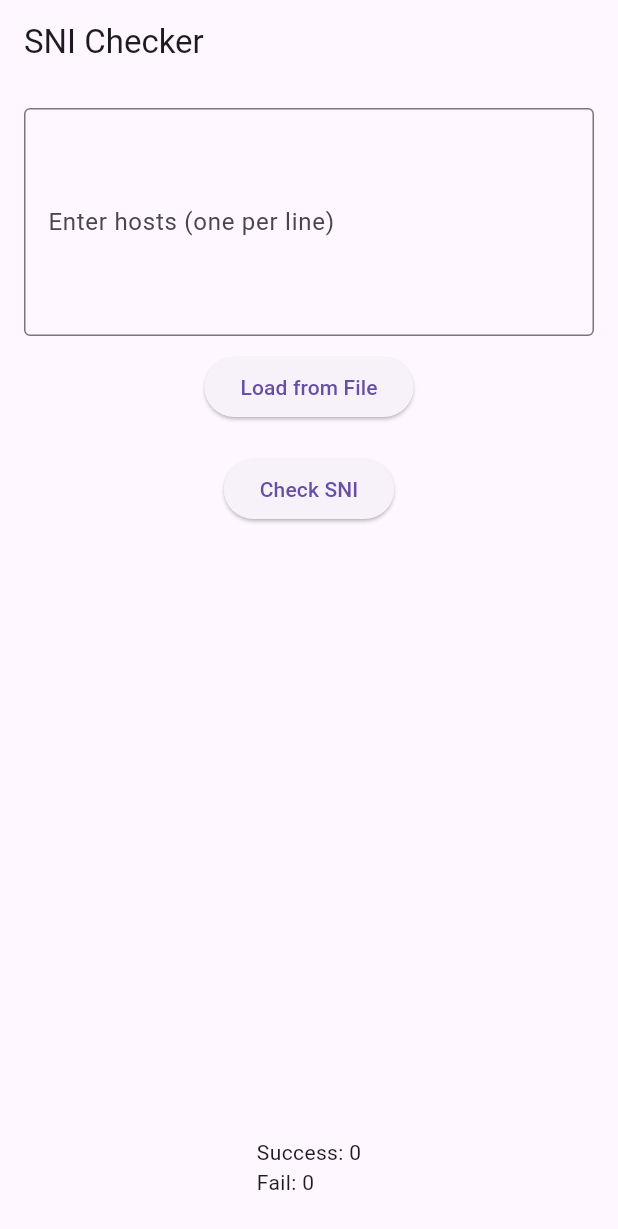
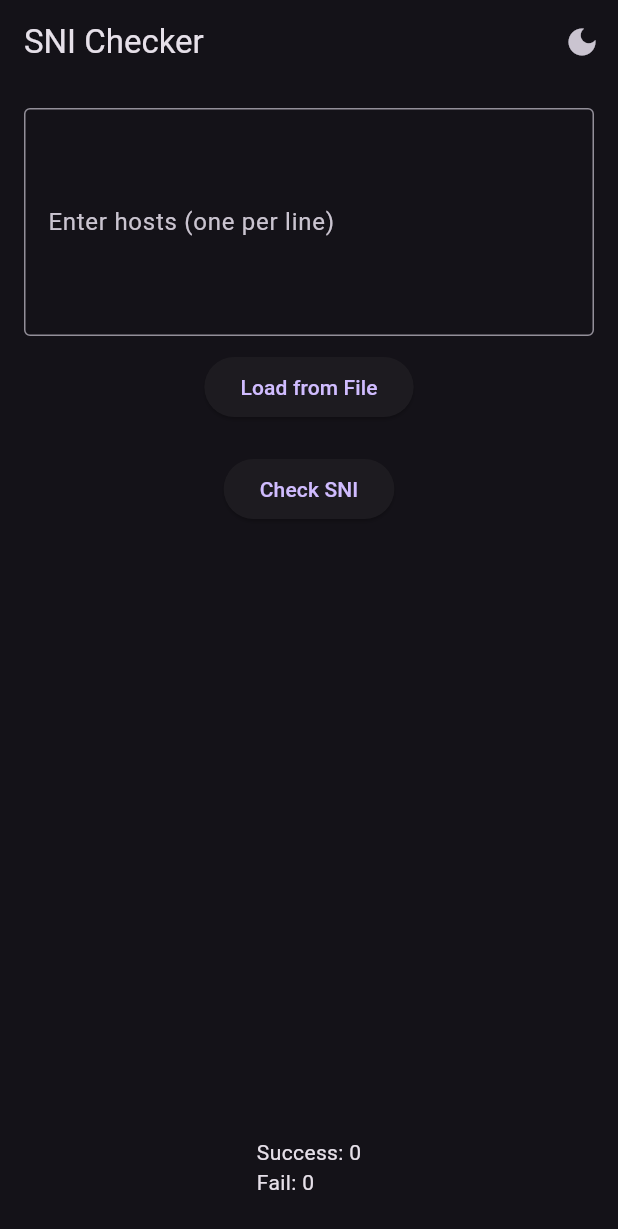
Before and after one commit to esmerboss/flutter-sni-bughost-checker, a Flutter app: the screen it shows after launch, on a phone screen of 412 x 824 dp. Shown: the top 1229 px of the screen. Run offline on Flutter 3.47's test engine with Material 3 defaults, Android fonts, the phone set to English and light mode, and no system bars; our stand-ins replace file_picker.

Commit message:
dark theme default

```diff
--- a/lib/main.dart
+++ b/lib/main.dart
@@ -7,20 +7,35 @@ import 'package:flutter/services.dart';
 
 void main() => runApp(SniCheckerApp());
 
-class SniCheckerApp extends StatelessWidget {
+class SniCheckerApp extends StatefulWidget {
+  @override
+  _SniCheckerAppState createState() => _SniCheckerAppState();
+}
+
+class _SniCheckerAppState extends State<SniCheckerApp> {
+  bool _isDarkTheme = true;
+
   @override
   Widget build(BuildContext context) {
     return MaterialApp(
       title: 'SNI Checker',
-      theme: ThemeData(
-        primarySwatch: Colors.blue,
-      ),
-      home: SniCheckerHomePage(),
+      theme: _isDarkTheme ? ThemeData.dark() : ThemeData.light(),
+      home: SniCheckerHomePage(toggleTheme: _toggleTheme),
     );
+  }
+
+  void _toggleTheme() {
+    setState(() {
+      _isDarkTheme = !_isDarkTheme;
+    });
   }
 }
 
 class SniCheckerHomePage extends StatefulWidget {
+  final VoidCallback toggleTheme;
+
+  SniCheckerHomePage({required this.toggleTheme});
+
   @override
   _SniCheckerHomePageState createState() => _SniCheckerHomePageState();
 }
@@ -99,6 +114,12 @@ class _SniCheckerHomePageState extends State<SniCheckerHomePage> {
     return Scaffold(
       appBar: AppBar(
         title: Text('SNI Checker'),
+        actions: [
+          IconButton(
+            icon: Icon(_isDarkTheme(context) ? Icons.dark_mode : Icons.light_mode),
+            onPressed: widget.toggleTheme,
+          ),
+        ],
       ),
       body: Padding(
         padding: const EdgeInsets.all(16.0),
@@ -169,4 +190,8 @@ class _SniCheckerHomePageState extends State<SniCheckerHomePage> {
       ),
     );
   }
+
+  bool _isDarkTheme(BuildContext context) {
+    return Theme.of(context).brightness == Brightness.dark;
+  }
 }
```
